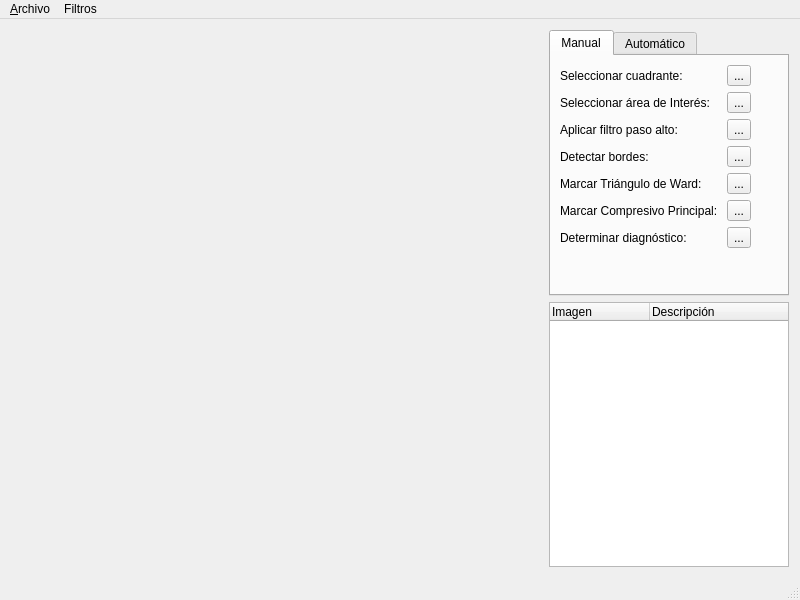
First picture: the form in Src/mainwindow.ui, repository ilanbluestone/analizador-osteoporosis, before the edit.
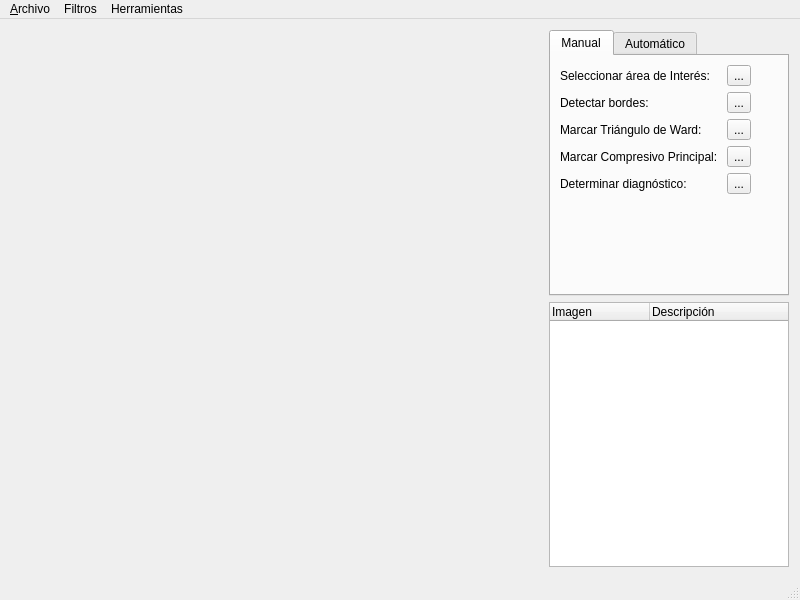
Second picture: the form after the edit.

The edit to the form file:
```diff
--- a/Src/mainwindow.ui
+++ b/Src/mainwindow.ui
@@ -38,10 +38,10 @@
      </widget>
     </item>
     <item>
-     <widget class="QWidget" name="widget" native="true">
+     <widget class="QFrame" name="frame">
       <property name="minimumSize">
        <size>
-        <width>220</width>
+        <width>240</width>
         <height>0</height>
        </size>
       </property>
@@ -99,103 +99,75 @@
             <number>9</number>
            </property>
            <item row="1" column="0">
-            <widget class="QLabel" name="label_2">
-             <property name="text">
-              <string>Seleccionar cuadrante:</string>
-             </property>
-            </widget>
-           </item>
-           <item row="1" column="1">
-            <widget class="QToolButton" name="tbSelectCu">
-             <property name="text">
-              <string>...</string>
-             </property>
-            </widget>
-           </item>
-           <item row="2" column="0">
             <widget class="QLabel" name="label_3">
              <property name="text">
               <string>Seleccionar área de Interés:</string>
              </property>
             </widget>
            </item>
-           <item row="2" column="1">
+           <item row="1" column="1">
             <widget class="QToolButton" name="tbSelectZone">
              <property name="text">
               <string>...</string>
              </property>
             </widget>
            </item>
-           <item row="3" column="1">
-            <widget class="QToolButton" name="tbApplyFilter">
-             <property name="text">
-              <string>...</string>
-             </property>
-            </widget>
-           </item>
-           <item row="4" column="1">
-            <widget class="QToolButton" name="tbDetectBorders">
-             <property name="text">
-              <string>...</string>
-             </property>
-            </widget>
-           </item>
-           <item row="3" column="0">
-            <widget class="QLabel" name="lbFiltroPA">
-             <property name="text">
-              <string>Aplicar filtro paso alto:</string>
-             </property>
-            </widget>
-           </item>
-           <item row="4" column="0">
+           <item row="2" column="0">
             <widget class="QLabel" name="lbBordes">
              <property name="text">
               <string>Detectar bordes:</string>
              </property>
             </widget>
            </item>
-           <item row="5" column="1">
-            <widget class="QToolButton" name="tbSelectTWard">
+           <item row="2" column="1">
+            <widget class="QToolButton" name="tbDetectBorders">
              <property name="text">
               <string>...</string>
              </property>
             </widget>
            </item>
-           <item row="5" column="0">
+           <item row="3" column="0">
             <widget class="QLabel" name="label">
              <property name="text">
               <string>Marcar Triángulo de Ward:</string>
              </property>
             </widget>
            </item>
-           <item row="6" column="0">
+           <item row="3" column="1">
+            <widget class="QToolButton" name="tbSelectTWard">
+             <property name="text">
+              <string>...</string>
+             </property>
+            </widget>
+           </item>
+           <item row="4" column="0">
             <widget class="QLabel" name="label_4">
              <property name="text">
               <string>Marcar Compresivo Principal:</string>
              </property>
             </widget>
            </item>
-           <item row="6" column="1">
+           <item row="4" column="1">
             <widget class="QToolButton" name="tbSelectCP">
              <property name="text">
               <string>...</string>
              </property>
             </widget>
            </item>
-           <item row="7" column="1">
-            <widget class="QToolButton" name="tbDiagnosticate">
-             <property name="text">
-              <string>...</string>
-             </property>
-            </widget>
-           </item>
-           <item row="7" column="0">
+           <item row="5" column="0">
             <widget class="QLabel" name="label_5">
              <property name="text">
               <string>Determinar diagnóstico:</string>
              </property>
             </widget>
            </item>
+           <item row="5" column="1">
+            <widget class="QToolButton" name="tbDiagnosticate">
+             <property name="text">
+              <string>...</string>
+             </property>
+            </widget>
+           </item>
           </layout>
          </widget>
          <widget class="QWidget" name="tabWidgetPage2">
@@ -322,8 +294,15 @@
     <addaction name="menuDeteccion_de_bordes"/>
     <addaction name="menuOtros"/>
    </widget>
+   <widget class="QMenu" name="menuHerramientas">
+    <property name="title">
+     <string>Herramientas</string>
+    </property>
+    <addaction name="actionHistograma"/>
+   </widget>
    <addaction name="menu_Archivo"/>
    <addaction name="menuFiltros"/>
+   <addaction name="menuHerramientas"/>
   </widget>
   <widget class="QStatusBar" name="statusBar"/>
   <action name="actionAbrir_imagen">
```
Left out of the diff: 13 changed lines with no effect on the pictures.
